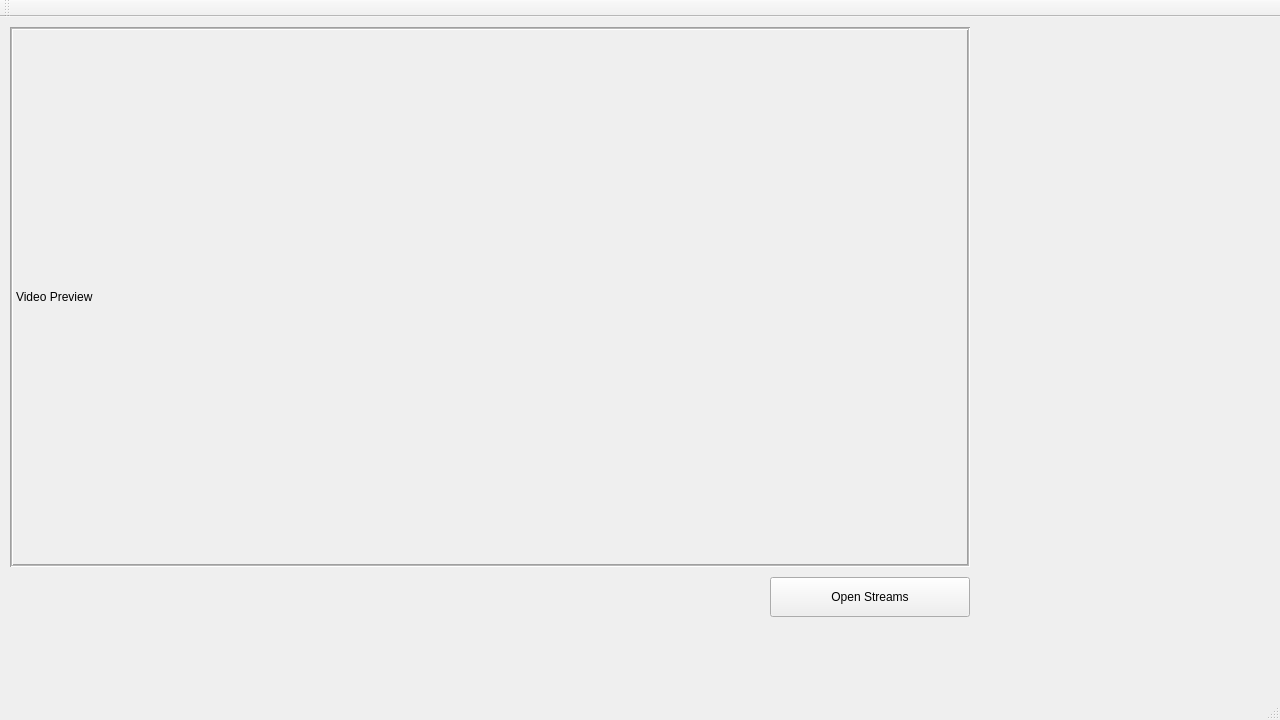
The window that apps-python/simple-view/mainwindow.ui (quachconghoang/iot-base) describes before a commit, drawn with Qt 5.
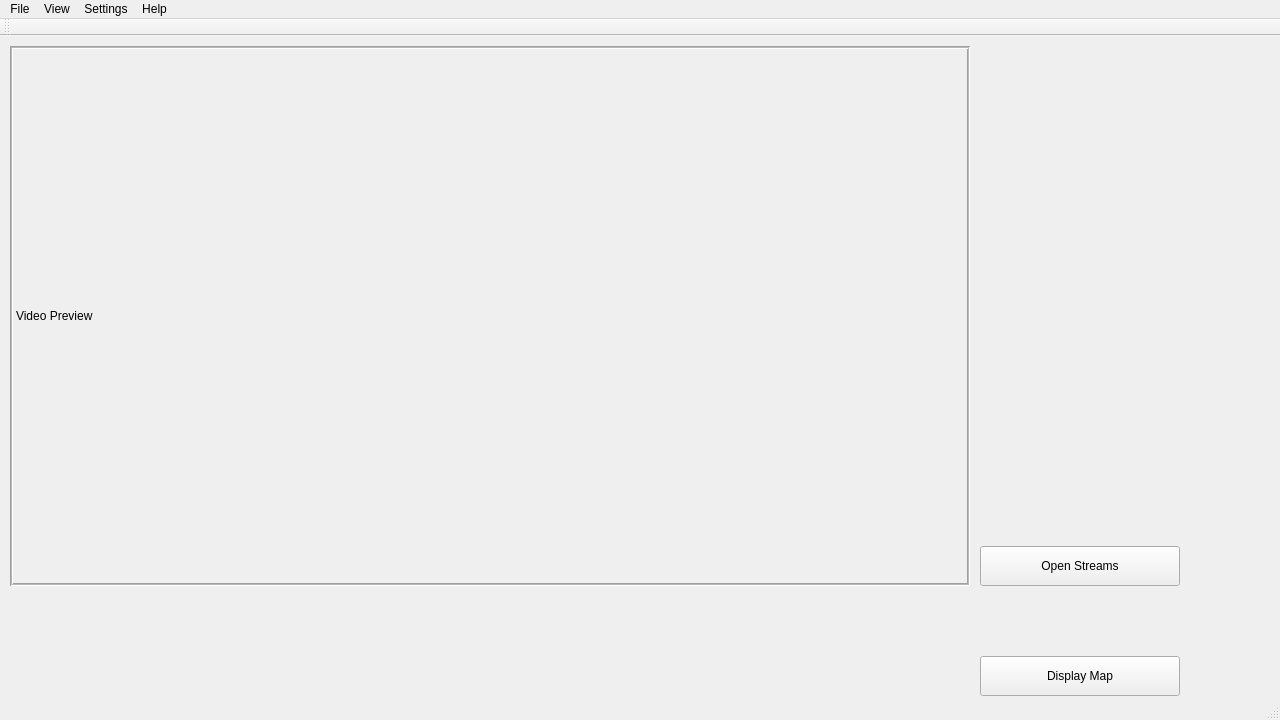
The same window after the commit.

Patch:
```diff
--- a/apps-python/simple-view/mainwindow.ui
+++ b/apps-python/simple-view/mainwindow.ui
@@ -17,8 +17,8 @@
    <widget class="QPushButton" name="pushButton">
     <property name="geometry">
      <rect>
-      <x>770</x>
-      <y>560</y>
+      <x>980</x>
+      <y>510</y>
       <width>200</width>
       <height>40</height>
      </rect>
@@ -52,6 +52,22 @@
      <string>Video Preview</string>
     </property>
    </widget>
+   <widget class="QPushButton" name="pushBtn_Map">
+    <property name="geometry">
+     <rect>
+      <x>980</x>
+      <y>620</y>
+      <width>200</width>
+      <height>40</height>
+     </rect>
+    </property>
+    <property name="text">
+     <string>Display Map</string>
+    </property>
+    <property name="checkable">
+     <bool>true</bool>
+    </property>
+   </widget>
   </widget>
   <widget class="QMenuBar" name="menuBar">
    <property name="geometry">
@@ -59,9 +75,34 @@
      <x>0</x>
      <y>0</y>
      <width>1280</width>
-     <height>22</height>
+     <height>21</height>
     </rect>
    </property>
+   <widget class="QMenu" name="menuFile">
+    <property name="title">
+     <string>File</string>
+    </property>
+    <addaction name="actionExit"/>
+   </widget>
+   <widget class="QMenu" name="menuView">
+    <property name="title">
+     <string>View</string>
+    </property>
+   </widget>
+   <widget class="QMenu" name="menuSettings">
+    <property name="title">
+     <string>Settings</string>
+    </property>
+   </widget>
+   <widget class="QMenu" name="menuHelp">
+    <property name="title">
+     <string>Help</string>
+    </property>
+   </widget>
+   <addaction name="menuFile"/>
+   <addaction name="menuView"/>
+   <addaction name="menuSettings"/>
+   <addaction name="menuHelp"/>
   </widget>
   <widget class="QToolBar" name="mainToolBar">
    <attribute name="toolBarArea">
```
Left out of the diff: 8 changed lines with no effect on the pictures.
